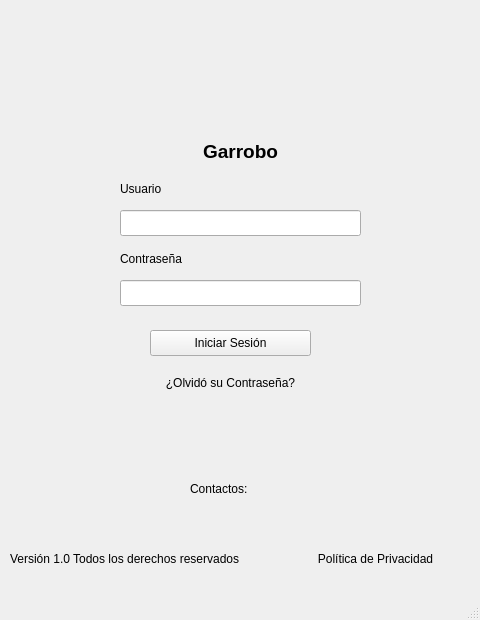
This is src/firewalls-ui-prototype/loginwindow.ui in andressero/firewalls as Qt 5 draws it before an edit. The edited form follows.
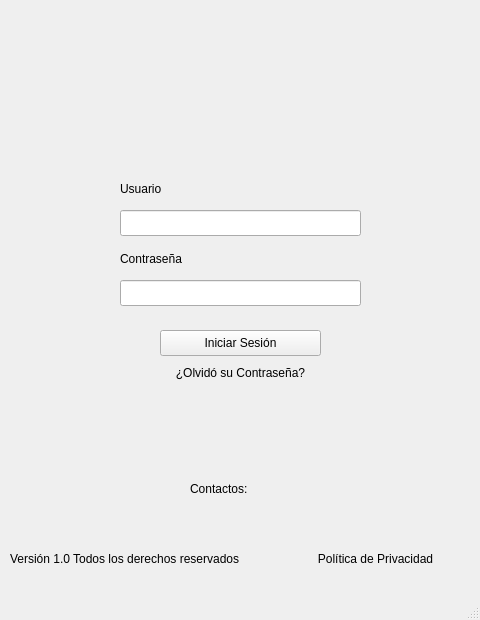
This is the edited form. Icons and pictures are not drawn.

Patch:
```diff
--- a/src/firewalls-ui-prototype/loginwindow.ui
+++ b/src/firewalls-ui-prototype/loginwindow.ui
@@ -35,14 +35,20 @@
    <widget class="QLabel" name="titleLabel">
     <property name="geometry">
      <rect>
-      <x>190</x>
-      <y>140</y>
-      <width>101</width>
-      <height>21</height>
+      <x>90</x>
+      <y>-40</y>
+      <width>291</width>
+      <height>291</height>
      </rect>
     </property>
     <property name="text">
-     <string>&lt;html&gt;&lt;head/&gt;&lt;body&gt;&lt;p align=&quot;center&quot;&gt;&lt;span style=&quot; font-size:14pt; font-weight:600;&quot;&gt;Garrobo&lt;/span&gt;&lt;/p&gt;&lt;/body&gt;&lt;/html&gt;</string>
+     <string/>
+    </property>
+    <property name="pixmap">
+     <pixmap>../../resources/logoText.svg</pixmap>
+    </property>
+    <property name="scaledContents">
+     <bool>true</bool>
     </property>
    </widget>
    <widget class="QLabel" name="userLabel">
@@ -123,8 +129,8 @@
    <widget class="QPushButton" name="changePasswordButton">
     <property name="geometry">
      <rect>
-      <x>150</x>
-      <y>370</y>
+      <x>160</x>
+      <y>360</y>
       <width>161</width>
       <height>26</height>
      </rect>
@@ -614,7 +620,7 @@
    <widget class="QPushButton" name="loginButton">
     <property name="geometry">
      <rect>
-      <x>150</x>
+      <x>160</x>
       <y>330</y>
       <width>161</width>
       <height>26</height>
```
Left out of the diff: 27 changed lines with no effect on the pictures.
